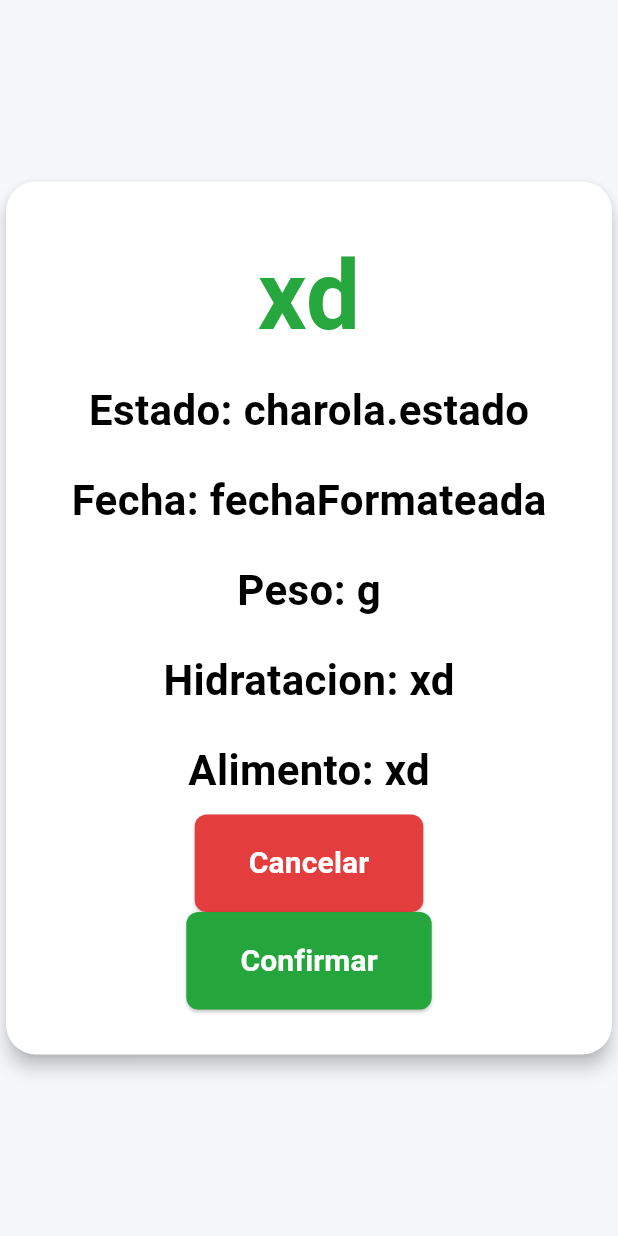
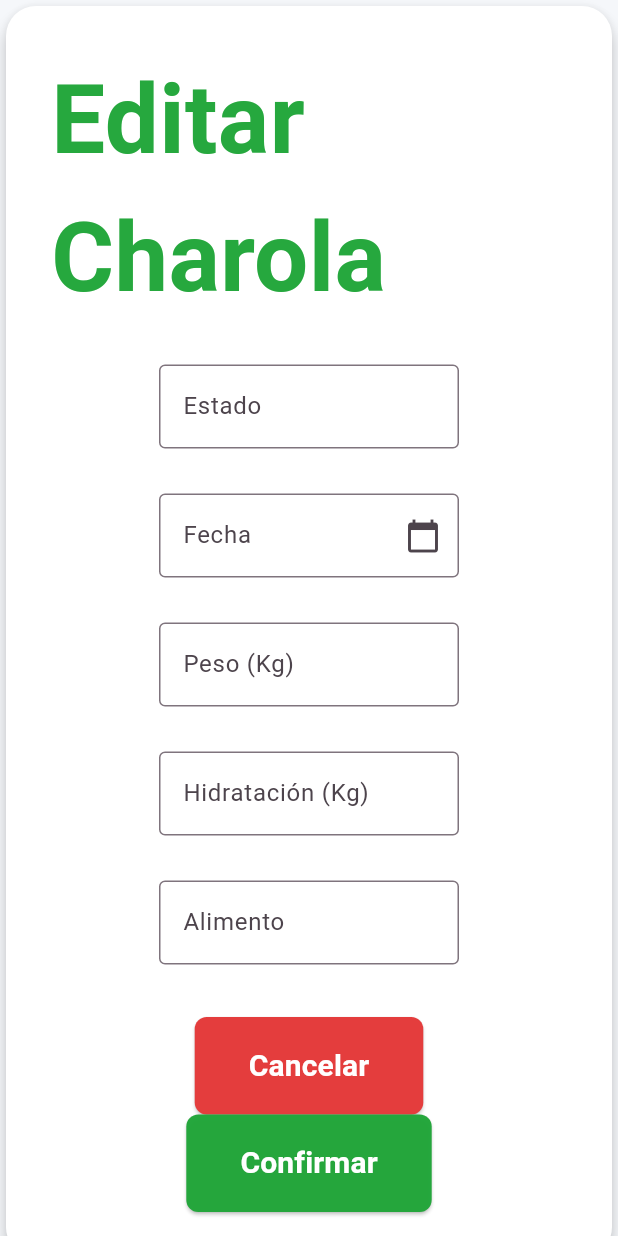
Before and after one commit to CodeAnd-Co/TECH-NEBRIOS-FLUTTER, a Flutter app: the screen it shows after launch, on a phone screen of 412 x 824 dp. Run offline on Flutter 3.47's test engine with Material 3 defaults, Android fonts, the phone set to English and light mode, and no system bars; our stand-ins replace logger, shared_preferences; missing offline and left inert: jwt_decode; Roboto replaces fonts that are missing (San Francisco).

Commit message:
Agrega una interfaz mas estable

```diff
--- /dev/null
+++ b/tech_nebrios_tracker/lib/domain/editar_charola.dart
@@ -0,0 +1,2 @@
+class RegistrarCharola {
+}
--- a/tech_nebrios_tracker/lib/framework/viewmodels/editar_charola_viewmodel.dart
+++ b/tech_nebrios_tracker/lib/framework/viewmodels/editar_charola_viewmodel.dart
@@ -1,3 +1,46 @@
 import 'package:flutter/material.dart';
+import 'package:tech_nebrios_tracker/framework/views/editar_charola.view.dart';
+import '../../domain/editar_charola.dart';
+import 'package:intl/intl.dart';
 
-class EditarCharolaViewmodel extends ChangeNotifier {}
+class EditarCharolaViewModel extends ChangeNotifier {
+  final EditarCharola editarCharolaUseCase;
+
+  EditarCharolaViewModel(this.editarCharolaUseCase);
+
+  final fechaController = TextEditingController();
+  final estadoController =
+      TextEditingController(); // Nuevo controlador para estado
+  final pesoController = TextEditingController(); // Nuevo controlador para peso
+  final hidratacionController =
+      TextEditingController(); // Nuevo controlador para hidratación
+  final alimentoController =
+      TextEditingController(); // Nuevo controlador para alimento
+
+  Future<void> editarCharola() async {
+    try {
+      final fechaFormateada = DateFormat(
+        'yyyy-MM-dd',
+      ).format(DateFormat('dd/MM/yyyy').parse(fechaController.text));
+
+      // Aquí puedes procesar los datos editados
+      print('Estado: ${estadoController.text}');
+      print('Fecha: $fechaFormateada');
+      print('Peso: ${pesoController.text}');
+      print('Hidratación: ${hidratacionController.text}');
+      print('Alimento: ${alimentoController.text}');
+
+      // Limpia los campos del formulario
+      fechaController.clear();
+      estadoController.clear();
+      pesoController.clear();
+      hidratacionController.clear();
+      alimentoController.clear();
+
+      notifyListeners();
+    } catch (e) {
+      print('Error al editar la charola: $e');
+      rethrow;
+    }
+  }
+}
--- a/tech_nebrios_tracker/lib/framework/views/editar_charola.view.dart
+++ b/tech_nebrios_tracker/lib/framework/views/editar_charola.view.dart
@@ -1,7 +1,9 @@
 import 'package:flutter/material.dart';
+import 'package:flutter/services.dart';
 import 'package:tech_nebrios_tracker/framework/viewmodels/editar_charola_viewmodel.dart';
 import './components/atoms/texto.dart';
 import './components/molecules/boton_texto.dart';
+import '../../utils/positive_number_formatter.dart';
 
 class EditarCharola extends StatefulWidget {
   final int charolaId;
@@ -13,12 +15,15 @@ class EditarCharola extends StatefulWidget {
 }
 
 class _EditarCharolaState extends State<EditarCharola> {
-  late EditarCharolaViewmodel viewModel;
+  late EditarCharolaViewModel viewModel;
 
   @override
   void initState() {
     super.initState();
-    viewModel = EditarCharolaViewmodel();
+    final editarCharolaUseCase = EditarCharola(
+      charolaId: 1,
+    ); // Inicializa el caso de uso
+    viewModel = EditarCharolaViewModel(editarCharolaUseCase);
   }
 
   Widget _crearInfoFila(String label, String value) {
@@ -39,6 +44,99 @@ class _EditarCharolaState extends State<EditarCharola> {
       texto: Texto.titulo4(texto: texto, bold: true, color: Colors.white),
       alPresionar: alPresionar,
       colorBg: color,
+    );
+  }
+
+  Widget _buildDateFieldContainer(
+    String label,
+    TextEditingController controller,
+    BuildContext context,
+  ) {
+    return Container(
+      margin: const EdgeInsets.all(5), // Margen alrededor del TextField
+      child: SizedBox(
+        width: 200, // Ancho fijo para el campo de fecha
+        child: TextField(
+          controller: controller,
+          readOnly: true, // Evita que el usuario escriba manualmente
+          decoration: InputDecoration(
+            labelText: label,
+            border: const OutlineInputBorder(),
+            suffixIcon: const Icon(Icons.calendar_today), // Ícono de calendario
+          ),
+          onTap: () async {
+            // Mostrar el selector de fecha
+            DateTime? pickedDate = await showDatePicker(
+              context: context,
+              initialDate: DateTime.now(), // Fecha inicial
+              firstDate: DateTime(2015), // Fecha mínima
+              lastDate: DateTime.now(), // Fecha máxima
+            );
+
+            if (pickedDate != null) {
+              // Formatear la fecha seleccionada
+              String formattedDate =
+                  "${pickedDate.day}/${pickedDate.month}/${pickedDate.year}";
+              controller.text = formattedDate; // Actualizar el TextField
+            }
+          },
+        ),
+      ),
+    );
+  }
+
+  Widget _buildTextFieldContainer(
+    String label,
+    TextEditingController controller, {
+    TextInputType keyboardType = TextInputType.text,
+    int? maxLength, // Nuevo parámetro para el límite de caracteres
+    List<TextInputFormatter>? inputFormatters,
+  }) {
+    return Container(
+      margin: const EdgeInsets.all(5), // Margen alrededor del TextField
+      child: SizedBox(
+        width: 200, // Ancho fijo para los TextFields
+        child: TextField(
+          controller: controller,
+          keyboardType: keyboardType,
+          inputFormatters:
+              maxLength != null
+                  ? [LengthLimitingTextInputFormatter(maxLength)]
+                  : null, // Limitar caracteres si se especifica maxLength
+          decoration: InputDecoration(
+            labelText: label,
+            border: const OutlineInputBorder(),
+          ),
+        ),
+      ),
+    );
+  }
+
+  Widget _buildDropdownFieldContainer(
+    String label,
+    List<String> items,
+    String? selectedValue,
+    ValueChanged<String?> onChanged,
+  ) {
+    return Container(
+      margin: const EdgeInsets.all(5), // Margen alrededor del Dropdown
+      child: SizedBox(
+        width: 200, // Ancho fijo para el Dropdown
+        child: DropdownButtonFormField<String>(
+          value: selectedValue,
+          decoration: InputDecoration(
+            labelText: label,
+            border: const OutlineInputBorder(),
+          ),
+          items:
+              items
+                  .map(
+                    (item) => DropdownMenuItem(value: item, child: Text(item)),
+                  )
+                  .toList(),
+          onChanged: onChanged,
+        ),
+      ),
     );
   }
 
@@ -84,16 +182,47 @@ class _EditarCharolaState extends State<EditarCharola> {
                         mainAxisAlignment: MainAxisAlignment.center,
                         children: [
                           Texto.titulo1(
-                            texto: "xd",
+                            texto: "Editar Charola",
                             bold: true,
                             tamanio: 64,
                             color: const Color.fromARGB(250, 34, 166, 58),
                           ),
-                          _crearInfoFila('Estado:', "charola.estado"),
-                          _crearInfoFila('Fecha:', "fechaFormateada"),
-                          _crearInfoFila('Peso:', "g"),
-                          _crearInfoFila('Hidratacion:', "xd"),
-                          _crearInfoFila('Alimento:', "xd"),
+                          const SizedBox(height: 20),
+                          // Campo de estado
+                          _buildTextFieldContainer(
+                            'Estado',
+                            viewModel.estadoController,
+                          ),
+                          const SizedBox(height: 20),
+                          // Campo de fecha
+                          _buildDateFieldContainer(
+                            'Fecha',
+                            viewModel.fechaController,
+                            context,
+                          ),
+                          const SizedBox(height: 20),
+                          // Campo de peso
+                          _buildTextFieldContainer(
+                            'Peso (Kg)',
+                            viewModel.pesoController,
+                            keyboardType: TextInputType.number,
+                            inputFormatters: [PositiveNumberFormatter()],
+                          ),
+                          const SizedBox(height: 20),
+                          // Campo de hidratación
+                          _buildTextFieldContainer(
+                            'Hidratación (Kg)',
+                            viewModel.hidratacionController,
+                            keyboardType: TextInputType.number,
+                            inputFormatters: [PositiveNumberFormatter()],
+                          ),
+                          const SizedBox(height: 20),
+                          // Campo de alimento
+                          _buildTextFieldContainer(
+                            'Alimento',
+                            viewModel.alimentoController,
+                          ),
+                          const SizedBox(height: 30),
                           Wrap(
                             spacing: 150,
                             alignment: WrapAlignment.center,
@@ -103,15 +232,15 @@ class _EditarCharolaState extends State<EditarCharola> {
                                 const Color.fromARGB(255, 228, 61, 61),
                                 () {
                                   Navigator.of(context).pop();
-                                  print('Botón de Eliminar presionado');
+                                  print('Botón de Cancelar presionado');
                                 },
                               ),
                               _crearBotonTexto(
                                 'Confirmar',
                                 const Color.fromARGB(250, 34, 166, 58),
-                                () {
-                                  Navigator.of(context).pop();
-                                  print('Botón de Editar presionado');
+                                () async {
+                                  await viewModel.editarCharola();
+                                  print('Botón de Confirmar presionado');
                                 },
                               ),
                             ],
```
